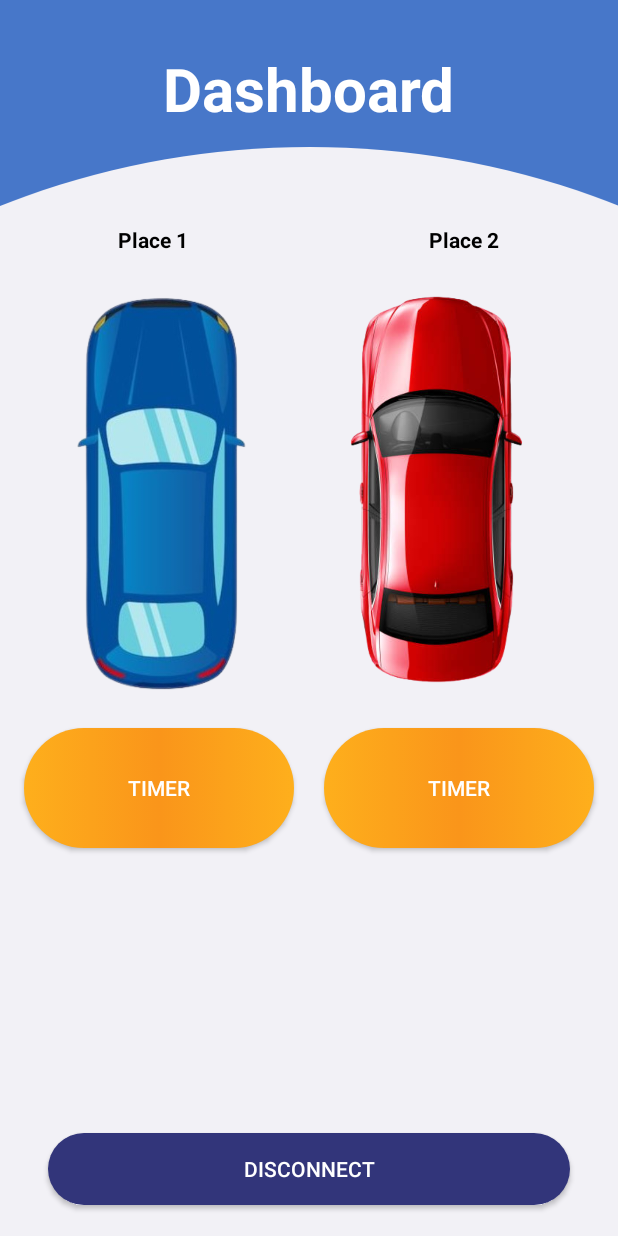
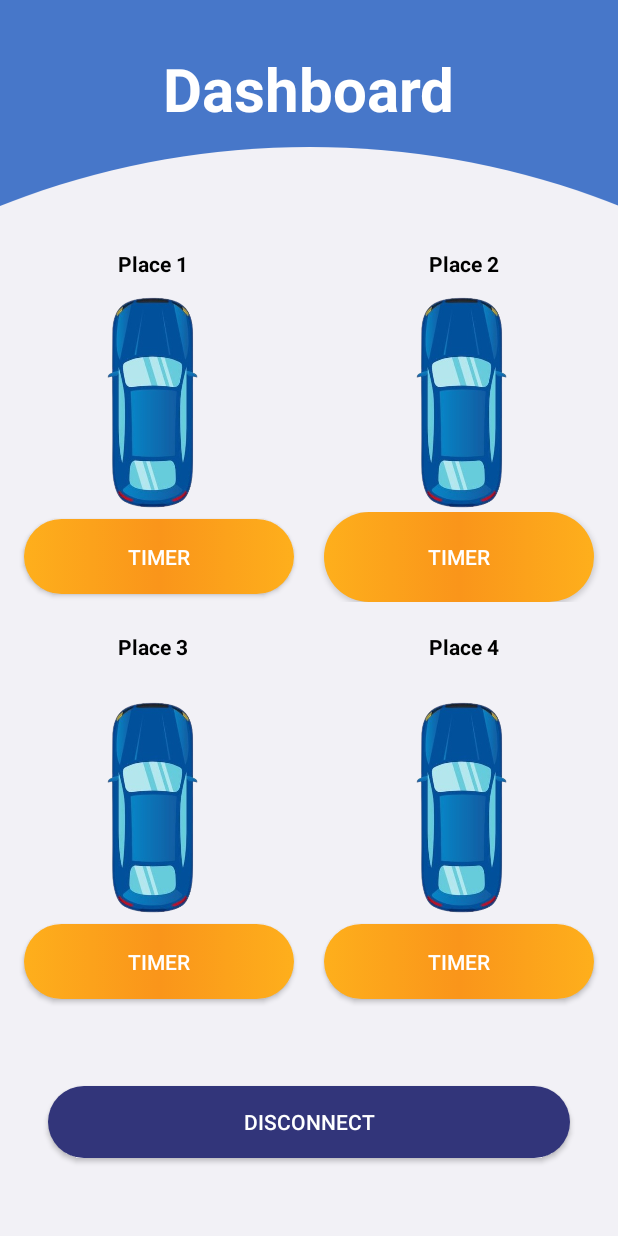
Before and after one commit to yassinema11/SPS2, an Android app: the screen it shows after launch (Dashboard), on a phone screen of 412 x 824 dp. Run offline under Robolectric (Android 15) with nearby library versions, the light colour scheme and no system bars; our stand-ins replace Firebase (no records; nobody signed in at launch, a user with empty details on screens opened directly).

Commit message:
Third Commit

```diff
--- a/app/src/main/java/smart/parking/solution/Dashboard.java
+++ b/app/src/main/java/smart/parking/solution/Dashboard.java
@@ -3,11 +3,8 @@ package smart.parking.solution;
 import androidx.annotation.NonNull;
 import androidx.appcompat.app.AppCompatActivity;
 
-import android.app.AlertDialog;
 import android.content.Intent;
-import android.content.SharedPreferences;
 import android.os.Bundle;
-import android.os.Handler;
 import android.view.View;
 import android.widget.Button;
 import android.widget.ImageView;
@@ -21,16 +18,11 @@ import com.google.firebase.database.DatabaseReference;
 import com.google.firebase.database.FirebaseDatabase;
 import com.google.firebase.database.ValueEventListener;
 
-import java.util.concurrent.TimeUnit;
-
 public class Dashboard extends AppCompatActivity
 {
-    ImageView I1, I2;
-    TextView sp1, sp2;
-    Button bp1, bp2, btnDisconnect;
-    private Handler timerHandler = new Handler();
-    private long startTime;
-    private long endTime;
+    ImageView I1, I2 ,I3 ,I4;
+    TextView sp1, sp2 ,sp3, sp4;
+    Button bp1, bp2 ,bp3 ,bp4 , btnDisconnect;
 
     @Override
     protected void onCreate(Bundle savedInstanceState)
@@ -38,14 +30,20 @@ public class Dashboard extends AppCompatActivity
         super.onCreate(savedInstanceState);
         setContentView(R.layout.activity_dashboard);
 
-        I1 = findViewById(R.id.p1);
-        I2 = findViewById(R.id.p2);
+        I1 = findViewById(R.id.p3);
+        I2 = findViewById(R.id.p4);
+        I3 = findViewById(R.id.p3);
+        I4 = findViewById(R.id.p4);
 
         sp1 = findViewById(R.id.sp1);
         sp2 = findViewById(R.id.sp2);
+        sp3 = findViewById(R.id.sp3);
+        sp4 = findViewById(R.id.sp4);
 
-        bp1 = findViewById(R.id.btnp1);
-        bp2 = findViewById(R.id.btnp2);
+        bp1 = findViewById(R.id.btnp3);
+        bp2 = findViewById(R.id.btnp4);
+        bp3 = findViewById(R.id.btnp3);
+        bp4 = findViewById(R.id.btnp4);
 
         btnDisconnect = findViewById(R.id.disconnect);
 
@@ -53,6 +51,7 @@ public class Dashboard extends AppCompatActivity
         DatabaseReference database;
 
         database = FirebaseDatabase.getInstance("https://sps-v2-default-rtdb.firebaseio.com").getReference();
+
 
         database.addValueEventListener(new ValueEventListener()
         {
@@ -64,37 +63,20 @@ public class Dashboard extends AppCompatActivity
                     String place1 = snapshot.child("Spot1").getValue(String.class);
                     if(place1 != null)
                     {
+                        if (place1.equals("Free"))
+                        {
+                            sp1.setText("Place 1 : "+place1);
+                            I1.setVisibility(View.INVISIBLE);
+                        }
+
                         if (place1.equals("Reserved"))
                         {
-                            startTime = System.currentTimeMillis();
-                            timerHandler.postDelayed(updateTimerRunnable, 0);
-                            sp1.setText("Place 1 : " + place1);
+                            sp1.setText("Place 1 : "+place1);
                             I1.setVisibility(View.VISIBLE);
-                        }
-
-                        if(place1.equals("Free"))
-                        {
-                            endTime = System.currentTimeMillis();
-                            timerHandler.removeCallbacks(updateTimerRunnable); // Stop the timer runnable
-                            showPaymentDialog(endTime - startTime); // Show the payment dialog
-                            startTime = 0; // Reset the timer
-                            sp1.setText("Place 1 : " + place1);
-                            I1.setVisibility(View.INVISIBLE);
                         }
                     }
                 }
             }
-
-            Runnable updateTimerRunnable = new Runnable()
-            {
-                @Override
-                public void run()
-                {
-                    long timeElapsedMillis = System.currentTimeMillis() - startTime;
-                    updateTimeOnButton(bp1, timeElapsedMillis);
-                    timerHandler.postDelayed(this, 1000); // Update every second
-                }
-            };
 
             @Override
             public void onCancelled(@NonNull DatabaseError databaseError)
@@ -108,42 +90,58 @@ public class Dashboard extends AppCompatActivity
             @Override
             public void onDataChange(@NonNull DataSnapshot dataSnapshot)
             {
+
                 for (DataSnapshot snapshot : dataSnapshot.getChildren())
                 {
                     String place2 = snapshot.child("Spot2").getValue(String.class);
 
                     if (place2 != null)
                     {
-                        // Inside onDataChange for Spot2
+                        if (place2.equals("Free"))
+                        {
+                            sp2.setText("Place 2 : "+place2);
+                            I2.setVisibility(View.INVISIBLE);
+                        }
+
                         if (place2.equals("Reserved"))
                         {
-                            startTime = System.currentTimeMillis();
-                            timerHandler.postDelayed(updateTimerRunnable, 0);
-                            sp2.setText("Place 2 : " + place2);
+                            sp2.setText("Place 2 : "+place2);
                             I2.setVisibility(View.VISIBLE);
                         }
+                    }}
+            }
 
-                        if (place2.equals("Free"))
+            @Override
+            public void onCancelled(@NonNull DatabaseError databaseError)
+            {
+                //Toast.makeText(Home.this, "No Data", Toast.LENGTH_LONG).show();
+            }
+        });
+
+        database.addValueEventListener(new ValueEventListener()
+        {
+            @Override
+            public void onDataChange(@NonNull DataSnapshot dataSnapshot)
+            {
+
+                for (DataSnapshot snapshot : dataSnapshot.getChildren())
+                {
+                    String place3 = snapshot.child("Spot3").getValue(String.class);
+
+                    if (place3 != null)
+                    {
+                        if (place3.equals("Free"))
                         {
-                            endTime = System.currentTimeMillis();
-                            timerHandler.removeCallbacks(updateTimerRunnable); // Stop the timer runnable
-                            showPaymentDialog(endTime - startTime); // Show the payment dialog
-                            startTime = 0; // Reset the timer
-                            sp2.setText("Place 2 : " + place2);
-                            I2.setVisibility(View.INVISIBLE);
+                            sp3.setText("Place 3 : "+place3);
+                            I3.setVisibility(View.INVISIBLE);
                         }
-                    }
-                }
-                Runnable updateTimerRunnable = new Runnable()
-                {
-                    @Override
-                    public void run()
-                    {
-                        long timeElapsedMillis = System.currentTimeMillis() - startTime;
-                        updateTimeOnButton(bp2, timeElapsedMillis);
-                        timerHandler.postDelayed(this, 1000); // Update every second
-                    }
-                };
+
+                        if (place3.equals("Reserved"))
+                        {
+                            sp3.setText("Place 3 : "+place3);
+                            I3.setVisibility(View.VISIBLE);
+                        }
+                    }}
             }
 
             @Override
@@ -154,6 +152,38 @@ public class Dashboard extends AppCompatActivity
         });
 
 
+        database.addValueEventListener(new ValueEventListener()
+        {
+            @Override
+            public void onDataChange(@NonNull DataSnapshot dataSnapshot)
+            {
+
+                for (DataSnapshot snapshot : dataSnapshot.getChildren())
+                {
+                    String place4 = snapshot.child("Spot4").getValue(String.class);
+
+                    if (place4 != null)
+                    {
+                        if (place4.equals("Free"))
+                        {
+                            sp4.setText("Place 4 : "+place4);
+                            I4.setVisibility(View.INVISIBLE);
+                        }
+
+                        if (place4.equals("Reserved"))
+                        {
+                            sp4.setText("Place 4 : "+place4);
+                            I4.setVisibility(View.VISIBLE);
+                        }
+                    }}
+            }
+
+            @Override
+            public void onCancelled(@NonNull DatabaseError databaseError)
+            {
+                //Toast.makeText(Home.this, "No Data", Toast.LENGTH_LONG).show();
+            }
+        });
 
         btnDisconnect.setOnClickListener(new View.OnClickListener()
         {
@@ -165,57 +195,6 @@ public class Dashboard extends AppCompatActivity
                 finish();
             }
         });
-    }
-    private Runnable updateTimerRunnable = new Runnable()
-    {
-        @Override
-        public void run()
-        {
-            long timeElapsedMillis = System.currentTimeMillis() - startTime;
-            updateTimeOnButton(bp1, timeElapsedMillis);
-            updateTimeOnButton(bp2, timeElapsedMillis);
-            timerHandler.postDelayed(this, 1000); // Update every second
-        }
-    };
 
-    private void updateTimeOnButton(Button button, long timeElapsedMillis)
-    {
-        long hours = TimeUnit.MILLISECONDS.toHours(timeElapsedMillis);
-        long minutes = TimeUnit.MILLISECONDS.toMinutes(timeElapsedMillis) % 60;
-        long seconds = TimeUnit.MILLISECONDS.toSeconds(timeElapsedMillis) % 60;
-
-        String timeFormatted = String.format("%02d:%02d:%02d", hours, minutes, seconds);
-        button.setText("Timer: " + timeFormatted);
-    }
-
-
-    // Method to show payment AlertDialog
-    private void showPaymentDialog(long timeElapsedMillis)
-    {
-        // Calculate payment amount (adjust this calculation based on your pricing logic)
-        double paymentAmount = calculatePaymentAmount(timeElapsedMillis);
-
-        // Convert time elapsed to hours, minutes, and seconds
-        long hours = TimeUnit.MILLISECONDS.toHours(timeElapsedMillis);
-        long minutes = TimeUnit.MILLISECONDS.toMinutes(timeElapsedMillis) % 60;
-        long seconds = TimeUnit.MILLISECONDS.toSeconds(timeElapsedMillis) % 60;
-
-        String timeFormatted = String.format("%02d:%02d:%02d", hours, minutes, seconds);
-
-        AlertDialog.Builder alertDialogBuilder = new AlertDialog.Builder(Dashboard.this);
-        alertDialogBuilder.setTitle("Parking Payment");
-        alertDialogBuilder.setMessage("Duration: " + timeFormatted + "\n Payment Amount: $" + paymentAmount);
-        alertDialogBuilder.setPositiveButton("OK", null);
-        alertDialogBuilder.show();
-    }
-
-    // Method to calculate payment amount (adjust this based on your pricing logic)
-    private double calculatePaymentAmount(long timeElapsedMillis)
-    {
-        // Your payment calculation logic here
-        // For example, assuming $0.50 per hour:
-        double hourlyRate = 3000;
-        double hours = (double) timeElapsedMillis / (1000 * 60 * 60);
-        return hourlyRate * hours;
     }
 }
--- a/app/src/main/res/layout/activity_dashboard.xml
+++ b/app/src/main/res/layout/activity_dashboard.xml
@@ -44,16 +44,6 @@
                 app:layout_constraintStart_toStartOf="parent"
                 app:layout_constraintTop_toTopOf="parent" />
 
-            <ScrollView
-                android:layout_width="match_parent"
-                android:layout_height="match_parent">
-
-                <LinearLayout
-                    android:layout_width="match_parent"
-                    android:layout_height="wrap_content"
-                    android:orientation="vertical" />
-            </ScrollView>
-
         </androidx.constraintlayout.widget.ConstraintLayout>
 
 
@@ -64,11 +54,11 @@
         app:layout_constraintTop_toBottomOf="@+id/imageView3">
 
 
-
         <LinearLayout
             android:id="@+id/linearLayout3"
             android:layout_width="match_parent"
             android:layout_height="25dp"
+            android:layout_marginTop="16dp"
             android:orientation="horizontal"
             app:layout_constraintBottom_toTopOf="@+id/imgs"
             app:layout_constraintEnd_toEndOf="parent"
@@ -99,56 +89,55 @@
         <LinearLayout
             android:id="@+id/imgs"
             android:layout_width="match_parent"
-            android:layout_height="300dp"
+            android:layout_height="150dp"
             android:orientation="horizontal"
             app:layout_constraintEnd_toEndOf="parent"
             app:layout_constraintStart_toStartOf="parent"
-            app:layout_constraintTop_toBottomOf="@id/linearLayout3"
-            >
+            app:layout_constraintTop_toBottomOf="@id/linearLayout3">
 
 
             <ImageView
-                android:id="@+id/p1"
+                android:id="@+id/p3"
                 android:layout_width="wrap_content"
                 android:layout_height="wrap_content"
                 android:layout_weight="1"
-                android:layout_marginStart="50dp"
                 android:src="@drawable/carimage"
                 android:visibility="visible" />
 
             <ImageView
-                android:id="@+id/p2"
+                android:id="@+id/p4"
                 android:layout_width="wrap_content"
                 android:layout_height="wrap_content"
                 android:layout_weight="1"
-                android:src="@drawable/imgcar"
+                android:src="@drawable/carimage"
                 android:visibility="visible" />
         </LinearLayout>
 
         <LinearLayout
             android:id="@+id/bouttons"
             android:layout_width="match_parent"
-            android:layout_height="100dp"
+            android:layout_height="60dp"
             android:layout_below="@id/imgs"
             android:gravity="center"
             android:orientation="horizontal"
+            app:layout_constraintBottom_toBottomOf="parent"
             app:layout_constraintEnd_toEndOf="parent"
             app:layout_constraintStart_toStartOf="parent"
             app:layout_constraintTop_toBottomOf="@+id/imgs">
 
             <Button
-                android:id="@+id/btnp1"
+                android:id="@+id/btnp3"
                 android:layout_width="180dp"
-                android:layout_height="80dp"
+                android:layout_height="50dp"
                 android:layout_marginLeft="20dp"
                 android:layout_marginRight="10dp"
                 android:background="@drawable/orange_button"
                 android:text="Timer"></Button>
 
             <Button
-                android:id="@+id/btnp2"
+                android:id="@+id/btnp4"
                 android:layout_width="180dp"
-                android:layout_height="80dp"
+                android:layout_height="60dp"
                 android:layout_marginLeft="10dp"
                 android:layout_marginRight="20dp"
                 android:background="@drawable/orange_button"
@@ -156,19 +145,120 @@
         </LinearLayout>
 
     </androidx.constraintlayout.widget.ConstraintLayout>
+
+
+        <androidx.constraintlayout.widget.ConstraintLayout
+            android:id="@+id/lay"
+            android:layout_width="match_parent"
+            android:layout_height="wrap_content">
+
+            <LinearLayout
+                android:id="@+id/linearLayout4"
+                android:layout_width="match_parent"
+                android:layout_height="25dp"
+                android:layout_marginTop="16dp"
+                android:layout_marginBottom="11dp"
+                android:orientation="horizontal"
+                app:layout_constraintBottom_toTopOf="@+id/img2"
+                app:layout_constraintEnd_toEndOf="parent"
+                app:layout_constraintStart_toStartOf="parent"
+                app:layout_constraintTop_toTopOf="parent">
+
+                <TextView
+                    android:id="@+id/sp3"
+                    android:layout_width="wrap_content"
+                    android:layout_height="wrap_content"
+                    android:layout_weight="1"
+                    android:gravity="center"
+                    android:text="Place 3 "
+                    android:textColor="@color/black"
+                    android:textStyle="bold" />
+
+                <TextView
+                    android:id="@+id/sp4"
+                    android:layout_width="wrap_content"
+                    android:layout_height="wrap_content"
+                    android:layout_weight="1"
+                    android:gravity="center"
+                    android:text="Place 4"
+                    android:textColor="@color/black"
+                    android:textStyle="bold" />
+            </LinearLayout>
+
+            <LinearLayout
+                android:id="@+id/img2"
+                android:layout_width="match_parent"
+                android:layout_height="150dp"
+                android:orientation="horizontal"
+                app:layout_constraintBottom_toBottomOf="parent"
+                app:layout_constraintEnd_toEndOf="parent"
+                app:layout_constraintStart_toStartOf="parent"
+                app:layout_constraintTop_toTopOf="parent">
+
+
+                <ImageView
+                    android:id="@+id/p3"
+                    android:layout_width="wrap_content"
+                    android:layout_height="wrap_content"
+                    android:layout_weight="1"
+                    android:src="@drawable/carimage"
+                    android:visibility="visible" />
+
+                <ImageView
+                    android:id="@+id/p4"
+                    android:layout_width="wrap_content"
+                    android:layout_height="wrap_content"
+                    android:layout_weight="1"
+                    android:src="@drawable/carimage"
+                    android:visibility="visible" />
+            </LinearLayout>
+
+            <LinearLayout
+                android:id="@+id/bouttons"
+                android:layout_width="match_parent"
+                android:layout_height="60dp"
+                android:layout_below="@id/imgs"
+                android:gravity="center"
+                android:orientation="horizontal"
+                app:layout_constraintBottom_toBottomOf="parent"
+                app:layout_constraintEnd_toEndOf="parent"
+                app:layout_constraintStart_toStartOf="parent"
+                app:layout_constraintTop_toBottomOf="@+id/img2">
+
+                <Button
+                    android:id="@+id/btnp3"
+                    android:layout_width="180dp"
+                    android:layout_height="50dp"
+                    android:layout_marginLeft="20dp"
+                    android:layout_marginRight="10dp"
+                    android:background="@drawable/orange_button"
+                    android:text="Timer"></Button>
+
+                <Button
+                    android:id="@+id/btnp4"
+                    android:layout_width="180dp"
+                    android:layout_height="50dp"
+                    android:layout_marginLeft="10dp"
+                    android:layout_marginRight="20dp"
+                    android:background="@drawable/orange_button"
+                    android:text="Timer"></Button>
+            </LinearLayout>
+
+        </androidx.constraintlayout.widget.ConstraintLayout>
     </LinearLayout>
-
 
     <Button
         android:id="@+id/disconnect"
         android:layout_width="match_parent"
         android:layout_height="wrap_content"
         android:layout_marginStart="32dp"
-        android:layout_marginTop="180dp"
         android:layout_marginEnd="32dp"
         android:background="@drawable/buton_background"
         android:text="Disconnect"
+        app:layout_constraintBottom_toBottomOf="parent"
         app:layout_constraintEnd_toEndOf="parent"
         app:layout_constraintStart_toStartOf="parent"
         app:layout_constraintTop_toBottomOf="@+id/linearLayout2" />
+
+
 </androidx.constraintlayout.widget.ConstraintLayout>
```
Also changed, not shown: app/src/main/res/drawable/camera.png (added).
